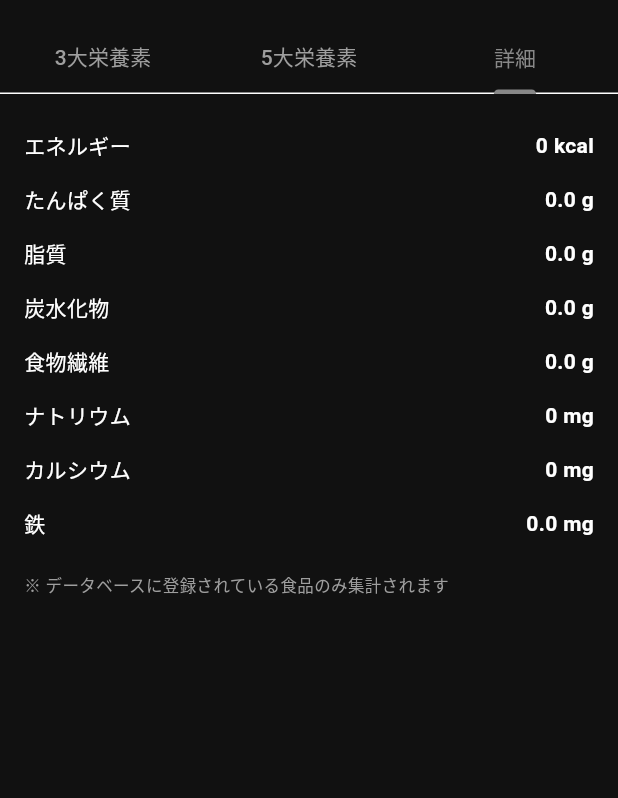
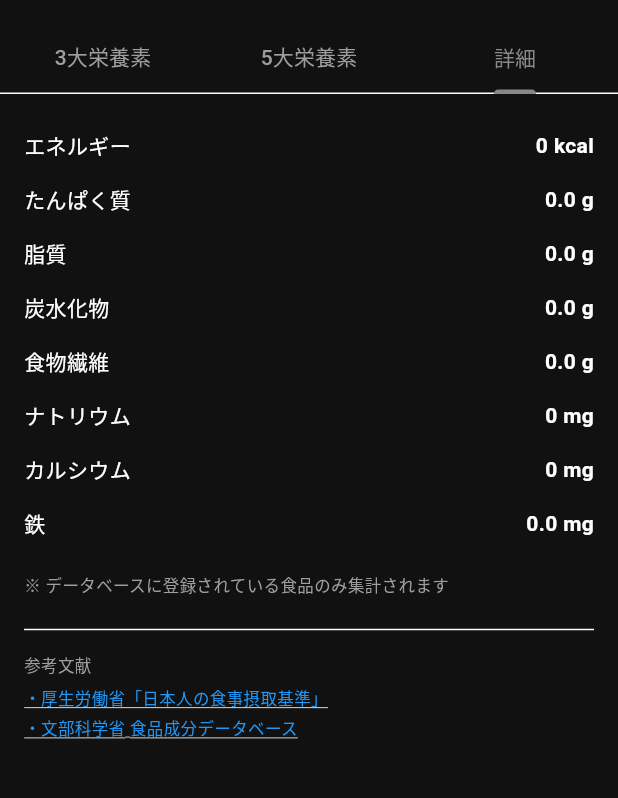
Before and after one commit to dbafitge6/eat, a Flutter app: the NutrientScreen screen opened directly with empty values, tab 3 chosen, on a phone screen of 412 x 824 dp, the part 62-860 px from its top. Run offline on Flutter 3.47's test engine with Material 3 defaults, Android fonts, the phone set to English and light mode, and no system bars; our stand-ins replace fl_chart, flutter_local_notifications, flutter_timezone, google_mobile_ads, image_picker, in_app_purchase and 6 more; accounts and stored records are empty.

Commit message:
fix: 医療・健康情報の出典を全画面に追加 — Apple審査対応
- today_screen: 機能性成分シートに出典リンク追加
- week_screen: カロリー予測に「1kg≈7,700kcal」の出典追加
- nutrient_screen: 栄養素詳細画面に参考文献セクション追加
- settings_screen: 目標カロリー設定の月-○kg目安に出典追加

Co-Authored-By: Claude Sonnet 4.6 <noreply@anthropic.com>

```diff
--- a/lib/screens/nutrient_screen.dart
+++ b/lib/screens/nutrient_screen.dart
@@ -1,4 +1,5 @@
 import 'package:flutter/material.dart';
+import 'package:url_launcher/url_launcher.dart';
 import '../models/meal_entry.dart';
 
 class NutrientScreen extends StatefulWidget {
@@ -267,6 +268,33 @@ class _TabDetail extends StatelessWidget {
           '※ データベースに登録されている食品のみ集計されます',
           style: TextStyle(fontSize: 11, color: Colors.grey),
         ),
+        const SizedBox(height: 12),
+        const Divider(),
+        const SizedBox(height: 8),
+        const Text('参考文献', style: TextStyle(fontSize: 11, color: Colors.grey)),
+        const SizedBox(height: 6),
+        GestureDetector(
+          onTap: () async {
+            final uri = Uri.parse('https://www.mhlw.go.jp/stf/seisakunitsuite/bunya/kenkou_iryou/kenkou/eiyou/syokuji_kijyun.html');
+            if (await canLaunchUrl(uri)) launchUrl(uri, mode: LaunchMode.externalApplication);
+          },
+          child: const Text(
+            '・厚生労働省「日本人の食事摂取基準」',
+            style: TextStyle(fontSize: 11, color: Colors.blue, decoration: TextDecoration.underline),
+          ),
+        ),
+        const SizedBox(height: 4),
+        GestureDetector(
+          onTap: () async {
+            final uri = Uri.parse('https://fooddb.mext.go.jp/');
+            if (await canLaunchUrl(uri)) launchUrl(uri, mode: LaunchMode.externalApplication);
+          },
+          child: const Text(
+            '・文部科学省 食品成分データベース',
+            style: TextStyle(fontSize: 11, color: Colors.blue, decoration: TextDecoration.underline),
+          ),
+        ),
+        const SizedBox(height: 16),
       ],
     );
   }
```
Also changed, not shown: lib/screens/settings_screen.dart (+15 -1 lines), lib/screens/today_screen.dart (+26 -0 lines), lib/screens/week_screen.dart (+18 -1 lines).
